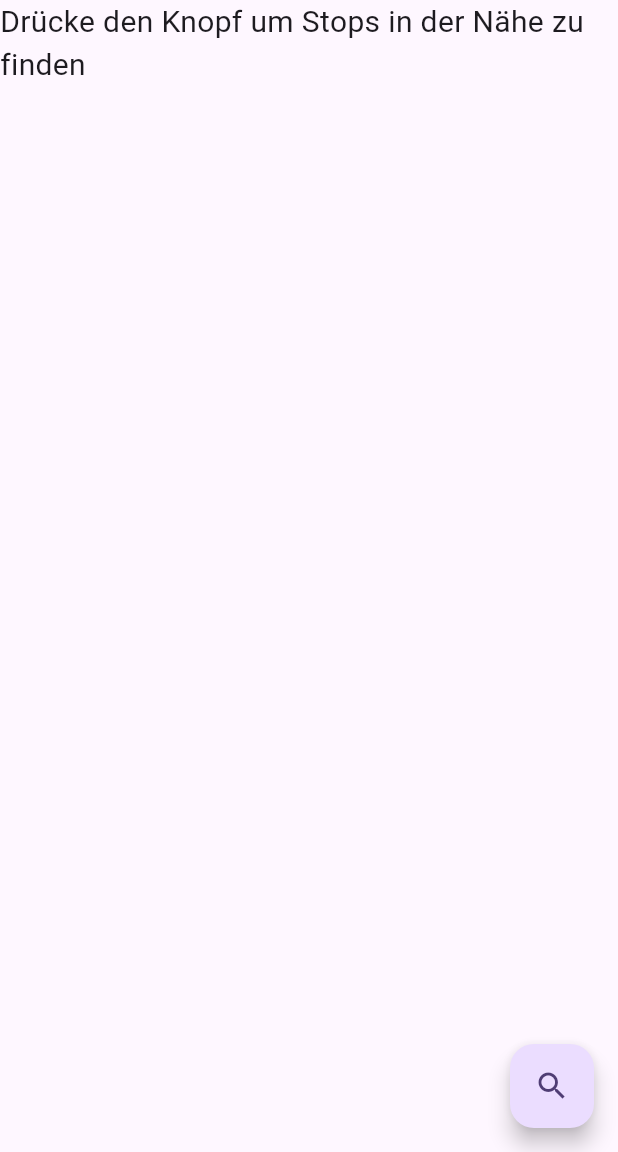
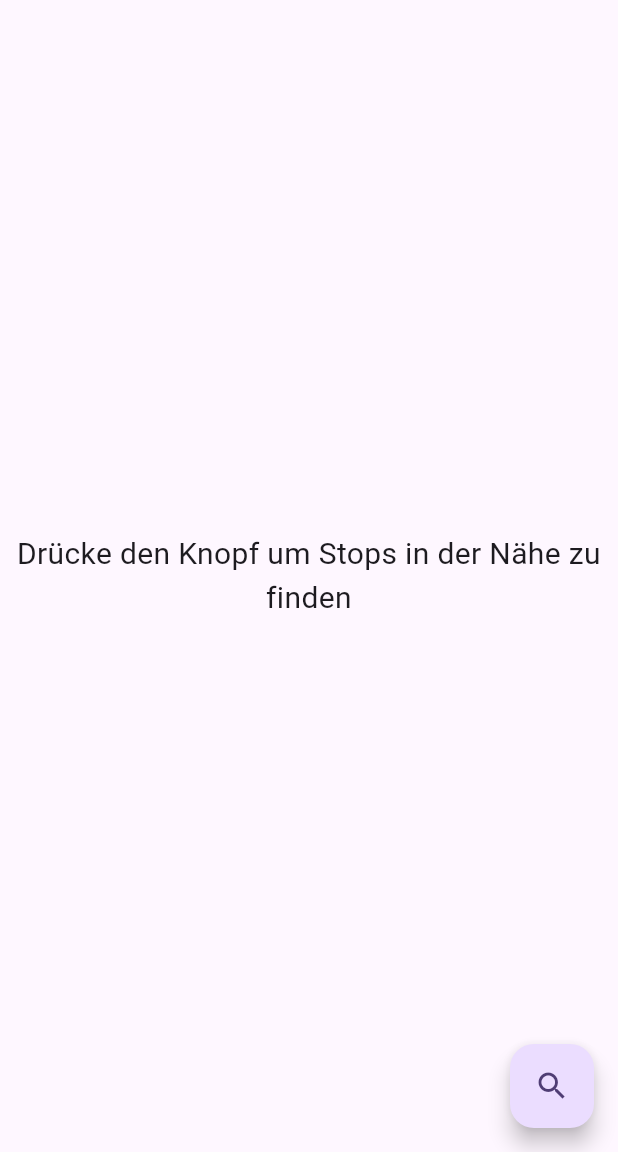
Before and after one commit to Luiggi33/abfahrten_finder, a Flutter app: the screen it shows after launch, on a phone screen of 412 x 824 dp, the part 84-1236 px from its top. Run offline on Flutter 3.47's test engine with Material 3 defaults, Android fonts, the phone set to English and light mode, and no system bars; our stand-ins replace geolocator.

Commit message:
beautify text a little

```diff
--- a/lib/main.dart
+++ b/lib/main.dart
@@ -871,7 +871,13 @@ class _AbfahrtenScreenState extends State<AbfahrtenScreen> {
         children: <Widget>[
           if (futureStops.isEmpty)
             Expanded(
-              child: Text("Drücke den Knopf um Stops in der Nähe zu finden", style: TextStyle(fontSize: 20)),
+              child: Column(
+                mainAxisAlignment: MainAxisAlignment.center,
+                crossAxisAlignment: CrossAxisAlignment.center,
+                children: <Widget>[
+                  Text("Drücke den Knopf um Stops in der Nähe zu finden", style: TextStyle(fontSize: 20), textAlign: TextAlign.center,)
+                ]
+              )
             )
           else
             Expanded(
```
